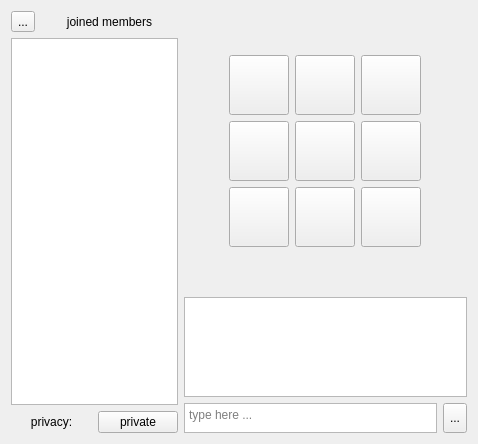
This is servergamehandeler.ui in xmojtabw/tic-tac-toe as Qt 5 draws it before an edit. The edited form follows.
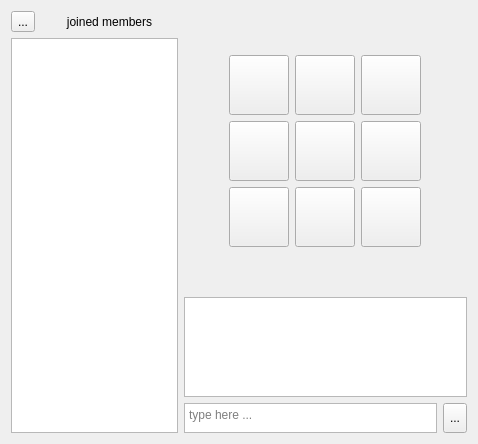
This is the edited form. Icons and pictures are not drawn.

Diff of the .ui file:
```diff
--- a/servergamehandeler.ui
+++ b/servergamehandeler.ui
@@ -74,31 +74,7 @@
           </widget>
          </item>
          <item>
-          <layout class="QHBoxLayout" name="horizontalLayout_5">
-           <item>
-            <widget class="QLabel" name="label">
-             <property name="text">
-              <string>privacy:</string>
-             </property>
-             <property name="alignment">
-              <set>Qt::AlignCenter</set>
-             </property>
-            </widget>
-           </item>
-           <item>
-            <widget class="QPushButton" name="changeModeButton">
-             <property name="sizePolicy">
-              <sizepolicy hsizetype="Preferred" vsizetype="Fixed">
-               <horstretch>0</horstretch>
-               <verstretch>0</verstretch>
-              </sizepolicy>
-             </property>
-             <property name="text">
-              <string>private</string>
-             </property>
-            </widget>
-           </item>
-          </layout>
+          <layout class="QHBoxLayout" name="horizontalLayout_5"/>
          </item>
         </layout>
        </item>
```
Left out of the diff: 2 changed lines with no effect on the pictures.
